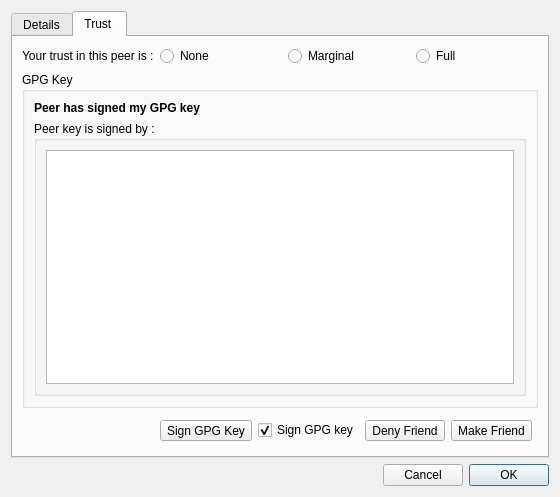
Above: retroshare-gui/src/gui/connect/ConfCertDialog.ui from RetroShare/RetroShare before the change. Below: the same form after it.
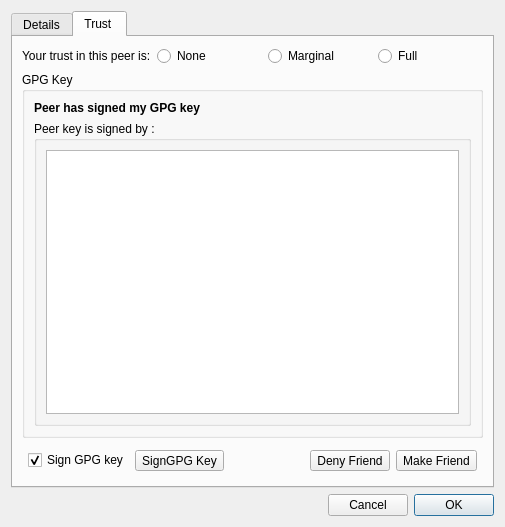
That is the form after the change. Icons and pictures are not drawn.

Commit message: small design change of confcertdialog

```diff
--- a/retroshare-gui/src/gui/connect/ConfCertDialog.ui
+++ b/retroshare-gui/src/gui/connect/ConfCertDialog.ui
@@ -6,8 +6,8 @@
    <rect>
     <x>0</x>
     <y>0</y>
-    <width>560</width>
-    <height>497</height>
+    <width>505</width>
+    <height>527</height>
    </rect>
   </property>
   <property name="windowTitle">
@@ -258,12 +258,21 @@
          <item>
           <widget class="QLabel" name="web_of_trust_label">
            <property name="text">
-            <string>Your trust in this peer is :</string>
+            <string>Your trust in this peer is:</string>
+           </property>
+           <property name="wordWrap">
+            <bool>true</bool>
            </property>
           </widget>
          </item>
          <item>
           <widget class="QRadioButton" name="radioButton_trust_never">
+           <property name="maximumSize">
+            <size>
+             <width>125</width>
+             <height>16777215</height>
+            </size>
+           </property>
            <property name="text">
             <string>None</string>
            </property>
@@ -281,6 +290,12 @@
          </item>
          <item>
           <widget class="QRadioButton" name="radioButton_trust_marginnaly">
+           <property name="maximumSize">
+            <size>
+             <width>140</width>
+             <height>16777215</height>
+            </size>
+           </property>
            <property name="text">
             <string>Marginal</string>
            </property>
@@ -298,6 +313,12 @@
          </item>
          <item>
           <widget class="QRadioButton" name="radioButton_trust_fully">
+           <property name="maximumSize">
+            <size>
+             <width>130</width>
+             <height>16777215</height>
+            </size>
+           </property>
            <property name="text">
             <string>Full</string>
            </property>
@@ -366,6 +387,46 @@
          <property name="margin">
           <number>6</number>
          </property>
+         <item>
+          <widget class="QCheckBox" name="signGPGKeyCheckBox">
+           <property name="text">
+            <string>Sign GPG key</string>
+           </property>
+           <property name="icon">
+            <iconset resource="../images.qrc">
+             <normaloff>:/images/view-certificate-sign-32.png</normaloff>:/images/view-certificate-sign-32.png</iconset>
+           </property>
+           <property name="iconSize">
+            <size>
+             <width>32</width>
+             <height>32</height>
+            </size>
+           </property>
+           <property name="checked">
+            <bool>true</bool>
+           </property>
+          </widget>
+         </item>
+         <item>
+          <widget class="QToolButton" name="signKeyButton">
+           <property name="text">
+            <string>SignGPG Key</string>
+           </property>
+           <property name="icon">
+            <iconset resource="../images.qrc">
+             <normaloff>:/images/view-certificate-sign-48.png</normaloff>:/images/view-certificate-sign-48.png</iconset>
+           </property>
+           <property name="iconSize">
+            <size>
+             <width>48</width>
+             <height>48</height>
+            </size>
+           </property>
+           <property name="toolButtonStyle">
+            <enum>Qt::ToolButtonTextUnderIcon</enum>
+           </property>
+          </widget>
+         </item>
          <item>
           <spacer name="horizontalSpacer">
            <property name="orientation">
@@ -379,43 +440,6 @@
            </property>
           </spacer>
          </item>
-         <item>
-          <widget class="QToolButton" name="signKeyButton">
-           <property name="text">
-            <string>Sign GPG Key</string>
-           </property>
-           <property name="icon">
-            <iconset resource="../images.qrc">
-             <normaloff>:/images/view-certificate-sign-32.png</normaloff>:/images/view-certificate-sign-32.png</iconset>
-           </property>
-           <property name="iconSize">
-            <size>
-             <width>48</width>
-             <height>48</height>
-            </size>
-           </property>
-          </widget>
-         </item>
-         <item>
-          <widget class="QCheckBox" name="signGPGKeyCheckBox">
-           <property name="text">
-            <string>Sign GPG key</string>
-           </property>
-           <property name="icon">
-            <iconset resource="../images.qrc">
-             <normaloff>:/images/view-certificate-sign-32.png</normaloff>:/images/view-certificate-sign-32.png</iconset>
-           </property>
-           <property name="iconSize">
-            <size>
-             <width>32</width>
-             <height>32</height>
-            </size>
-           </property>
-           <property name="checked">
-            <bool>true</bool>
-           </property>
-          </widget>
-         </item>
          <item>
           <widget class="QToolButton" name="denyFriendButton">
            <property name="text">
```
Left out of the diff: 26 changed lines with no effect on the pictures. The commit also changes 2 other files.
